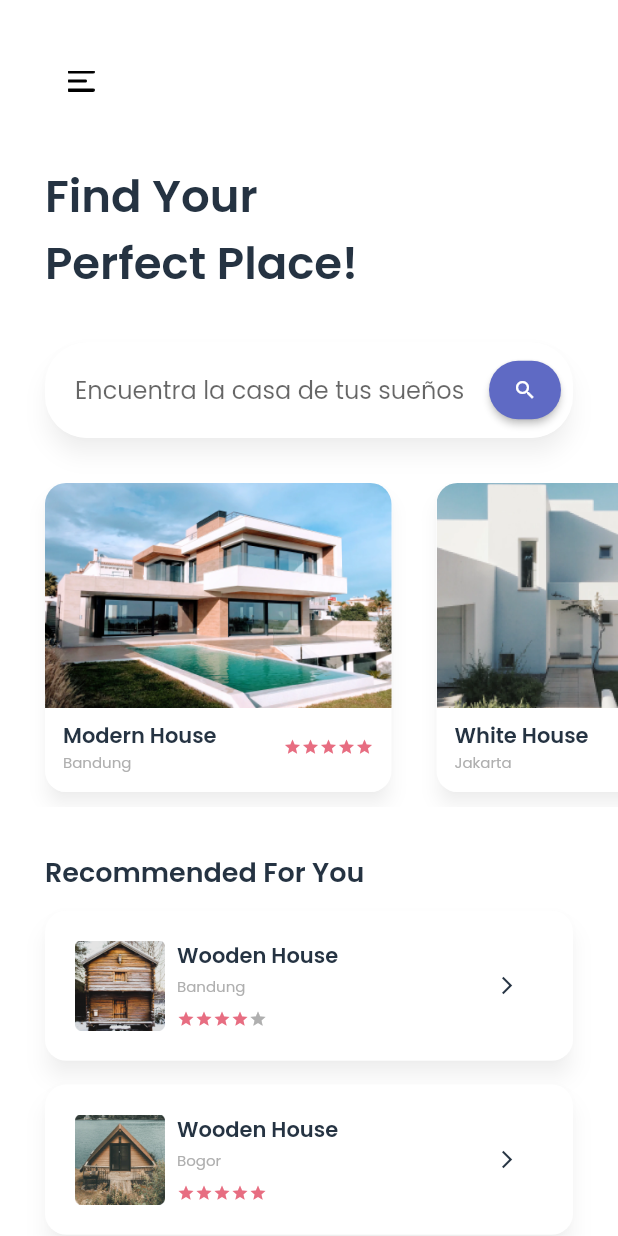
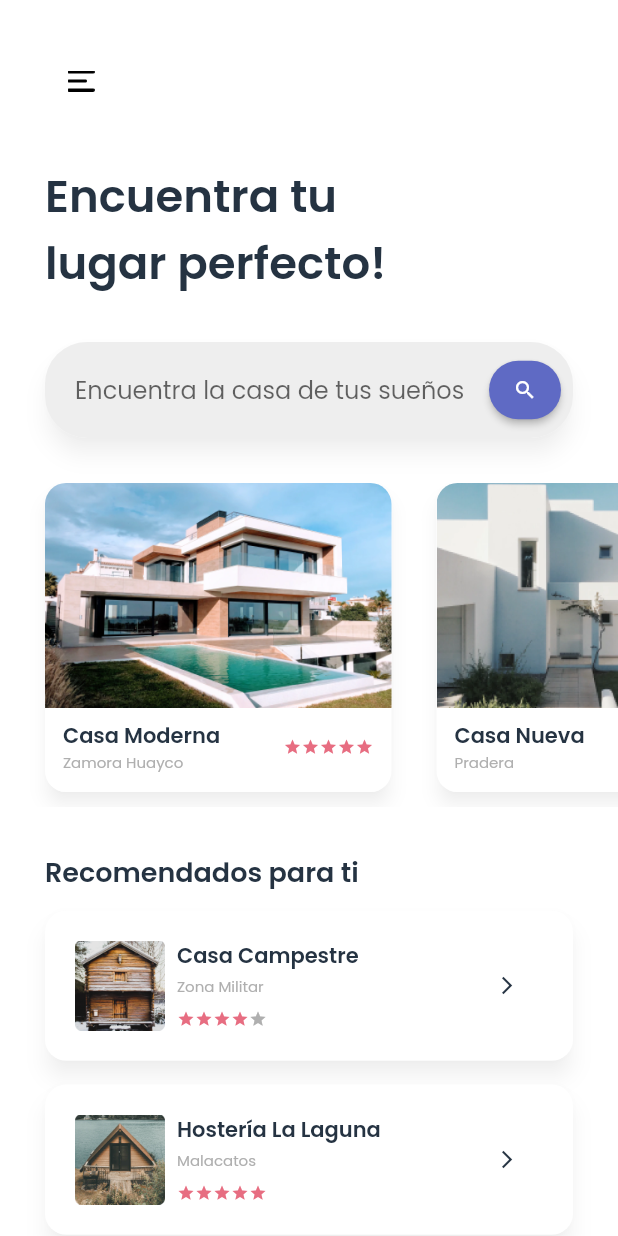
Before and after one commit to miguelherrerad/rent_house_app, a Flutter app: the screen it shows after launch, on a phone screen of 412 x 824 dp. Run offline on Flutter 3.47's test engine with Material 2 defaults, Android fonts, the phone set to English and light mode, and no system bars; our stand-ins replace google_fonts.

Commit message:
Recomendations SliderCard

```diff
--- a/lib/screens/home_page.dart
+++ b/lib/screens/home_page.dart
@@ -1,4 +1,5 @@
 import 'package:flutter/material.dart';
+import 'package:rent_house_app/screens/detail_page.dart';
 import 'package:rent_house_app/theme.dart';
 
 class HomePage extends StatelessWidget {
@@ -30,7 +31,7 @@ class HomePage extends StatelessWidget {
               Padding(
                 padding: EdgeInsets.only(left: 30.0, top: 30.0),
                 child: Text(
-                  "Find Your\nPerfect Place!",
+                  "Encuentra tu\nlugar perfecto!",
                   style: primaryTitle,
                 ),
               ),
@@ -50,21 +51,28 @@ class HomePage extends StatelessWidget {
               Container(
                 height: 216,
                 child: ListView(
-                  padding: EdgeInsets.only(bottom: 10),
+                  padding: EdgeInsets.only(bottom: 10, right: 30),
                   scrollDirection: Axis.horizontal,
                   children: [
                     SizedBox(width: 30),
                     SliderCard(
                       imageUrl: "assets/images/banner1.png",
-                      title: "Modern House",
-                      city: "Bandung",
+                      title: "Casa Moderna",
+                      city: "Zamora Huayco",
                       rating: 5,
                     ),
                     SizedBox(width: 30),
                     SliderCard(
                       imageUrl: "assets/images/banner2.png",
-                      title: "White House",
-                      city: "Jakarta",
+                      title: "Casa Nueva",
+                      city: "Pradera",
+                      rating: 4,
+                    ),
+                    SizedBox(width: 30),
+                    SliderCard(
+                      imageUrl: "assets/images/banner1.png",
+                      title: "Depto Nuevo",
+                      city: "San Cayetano",
                       rating: 4,
                     ),
                   ],
@@ -74,32 +82,32 @@ class HomePage extends StatelessWidget {
               Padding(
                 padding: EdgeInsets.only(left: 30, top: 30, bottom: 12),
                 child: Text(
-                  "Recommended For You",
+                  "Recomendados para ti",
                   style: secondaryTitle,
                 ),
               ),
               RecommendCard(
                 imageUrl: "assets/images/house1.png",
-                title: "Wooden House",
-                city: "Bandung",
+                title: "Casa Campestre",
+                city: "Zona Militar",
                 rating: 4,
               ),
               SizedBox(height: 16),
               RecommendCard(
                 imageUrl: "assets/images/house2.png",
-                title: "Wooden House",
-                city: "Bogor",
+                title: "Hostería La Laguna",
+                city: "Malacatos",
                 rating: 5,
               ),
               SizedBox(height: 16),
               RecommendCard(
                 imageUrl: "assets/images/house3.png",
-                title: "Hill House",
-                city: "Makasar",
+                title: "Villa",
+                city: "Vilcabamba",
                 rating: 3,
               ),
               SizedBox(
-                height: 60,
+                height: 30,
               ),
             ],
           ),
--- a/lib/theme.dart
+++ b/lib/theme.dart
@@ -77,7 +77,7 @@ TextStyle priceText = TextStyle(
 // Input Decoration Style
 InputDecoration searchDecoration = InputDecoration(
   filled: true,
-  fillColor: whiteColor,
+  fillColor: Colors.grey[200],
   border: OutlineInputBorder(
     borderRadius: BorderRadius.circular(28),
     borderSide: BorderSide.none,
```
